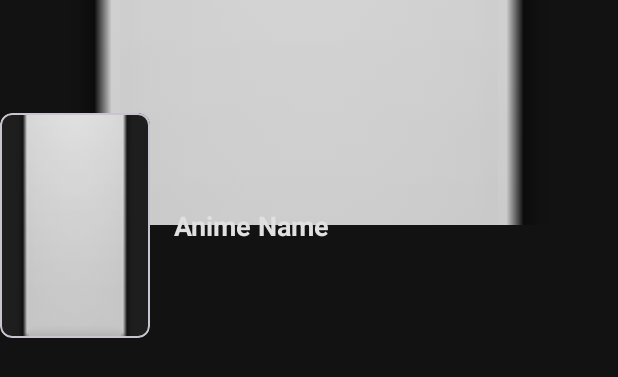
After one commit to Ghost-Reborn/Akira, an Android app: the layout activity_anime_details_layout.xml on its own in the app's theme, with its tools: preview values and no code run, on a phone screen of 412 x 824 dp. The commit adds this screen. Shown: the top 377 px of the screen. Run offline under Robolectric (Android 15) with nearby library versions, the phone set to English and light mode, and no system bars.

Commit message:
Anime Details

```diff
--- a/app/src/main/AndroidManifest.xml
+++ b/app/src/main/AndroidManifest.xml
@@ -2,7 +2,7 @@
 <manifest xmlns:android="http://schemas.android.com/apk/res/android"
     xmlns:tools="http://schemas.android.com/tools">
 
-    <uses-permission android:name="android.permission.INTERNET"/>
+    <uses-permission android:name="android.permission.INTERNET" />
 
     <application
         android:allowBackup="true"
@@ -15,6 +15,9 @@
         android:theme="@style/Theme.Akira"
         tools:targetApi="31">
         <activity
+            android:name=".AnimeDetailsLayout"
+            android:exported="false" />
+        <activity
             android:name=".MainActivity"
             android:exported="true">
             <intent-filter>
--- a/app/src/main/java/com/ghostreborn/akira/MainActivity.java
+++ b/app/src/main/java/com/ghostreborn/akira/MainActivity.java
@@ -10,6 +10,5 @@ public class MainActivity extends AppCompatActivity {
     protected void onCreate(Bundle savedInstanceState) {
         super.onCreate(savedInstanceState);
         setContentView(R.layout.activity_main);
-
     }
 }
--- a/app/src/main/java/com/ghostreborn/akira/allAnime/AllAnimeNetwork.java
+++ b/app/src/main/java/com/ghostreborn/akira/allAnime/AllAnimeNetwork.java
@@ -41,7 +41,7 @@ public class AllAnimeNetwork {
     public static String animeDetails(String id) {
         String variables = "\"showId\":\"" + id + "\"";
         String queryTypes = "$showId:String!";
-        String query = "show(_id:$showId){name,englishName,thumbnail}";
+        String query = "show(_id:$showId){name,englishName,thumbnail,description,banner,relatedShows}";
         return connectAllAnime(variables, queryTypes, query);
     }
 
--- /dev/null
+++ b/app/src/main/res/layout/activity_anime_details_layout.xml
@@ -0,0 +1,62 @@
+<?xml version="1.0" encoding="utf-8"?>
+<androidx.constraintlayout.widget.ConstraintLayout xmlns:android="http://schemas.android.com/apk/res/android"
+    xmlns:app="http://schemas.android.com/apk/res-auto"
+    android:layout_width="match_parent"
+    android:layout_height="match_parent">
+
+    <ImageView
+        android:id="@+id/anime_banner_image_view"
+        android:layout_width="0dp"
+        android:layout_height="150dp"
+        android:contentDescription="@string/anime_banner"
+        android:scaleType="centerCrop"
+        android:src="@android:drawable/btn_default"
+        app:layout_constraintEnd_toEndOf="parent"
+        app:layout_constraintStart_toStartOf="parent"
+        app:layout_constraintTop_toTopOf="parent" />
+
+    <com.google.android.material.card.MaterialCardView
+        android:id="@+id/thumbnailCardView"
+        android:layout_width="100dp"
+        android:layout_height="150dp"
+        android:layout_marginTop="-75dp"
+        app:cardCornerRadius="8dp"
+        app:layout_constraintBottom_toBottomOf="@id/anime_banner_image_view"
+        app:layout_constraintStart_toStartOf="parent"
+        app:layout_constraintTop_toBottomOf="@id/anime_banner_image_view">
+
+        <ImageView
+            android:id="@+id/anime_thumbnail_image_view"
+            android:layout_width="match_parent"
+            android:layout_height="match_parent"
+            android:contentDescription="@string/anime_thumbnail"
+            android:scaleType="centerCrop"
+            android:src="@android:drawable/btn_default" />
+
+    </com.google.android.material.card.MaterialCardView>
+
+    <TextView
+        android:id="@+id/anime_name_text_view"
+        android:layout_width="0dp"
+        android:layout_height="wrap_content"
+        android:layout_marginStart="16dp"
+        android:text="@string/anime_name"
+        android:textSize="18sp"
+        android:textStyle="bold"
+        app:layout_constraintBottom_toBottomOf="@id/thumbnailCardView"
+        app:layout_constraintEnd_toEndOf="parent"
+        app:layout_constraintStart_toEndOf="@id/thumbnailCardView"
+        app:layout_constraintTop_toTopOf="@id/thumbnailCardView" />
+
+    <TextView
+        android:id="@+id/anime_description_text_view"
+        android:layout_width="0dp"
+        android:layout_height="0dp"
+        android:layout_marginTop="16dp"
+        android:text=""
+        app:layout_constraintBottom_toBottomOf="parent"
+        app:layout_constraintEnd_toEndOf="parent"
+        app:layout_constraintStart_toStartOf="parent"
+        app:layout_constraintTop_toBottomOf="@+id/thumbnailCardView" />
+
+</androidx.constraintlayout.widget.ConstraintLayout>
--- a/app/src/main/res/layout/activity_main.xml
+++ b/app/src/main/res/layout/activity_main.xml
@@ -9,7 +9,7 @@
 
     <androidx.fragment.app.FragmentContainerView
         android:id="@+id/fragmentContainerView"
-        android:name="com.ghostreborn.akira.HomeFragment"
+        android:name="com.ghostreborn.akira.fragment.HomeFragment"
         android:layout_width="0dp"
         android:layout_height="0dp"
         app:layout_constraintBottom_toBottomOf="parent"
--- a/app/src/main/res/layout/anime_list_layout.xml
+++ b/app/src/main/res/layout/anime_list_layout.xml
@@ -22,7 +22,7 @@
             android:scaleType="fitCenter" />
 
         <TextView
-            android:id="@+id/animeNameTextView"
+            android:id="@+id/anime_name_text_view"
             android:layout_width="match_parent"
             android:layout_height="wrap_content"
             android:layout_gravity="center_horizontal"
--- a/app/src/main/res/layout/fragment_home.xml
+++ b/app/src/main/res/layout/fragment_home.xml
@@ -4,7 +4,7 @@
     android:layout_width="match_parent"
     android:layout_height="match_parent"
     xmlns:app="http://schemas.android.com/apk/res-auto"
-    tools:context=".HomeFragment">
+    tools:context=".fragment.HomeFragment">
 
     <SearchView
         android:id="@+id/anime_search_view"
--- a/app/src/main/res/values/strings.xml
+++ b/app/src/main/res/values/strings.xml
@@ -2,4 +2,6 @@
     <string name="app_name">Akira</string>
     <string name="anime_image">Anime Image</string>
     <string name="anime_name">Anime Name</string>
+    <string name="anime_thumbnail">Anime Thumbnail</string>
+    <string name="anime_banner">Anime Banner</string>
 </resources>
```
Also changed, not shown: app/src/main/java/com/ghostreborn/akira/AnimeDetailsLayout.java (added, +45 -0 lines), app/src/main/java/com/ghostreborn/akira/adapter/AnimeAdapter.java (+14 -3 lines), app/src/main/java/com/ghostreborn/akira/allAnime/AllAnimeParser.java (+38 -5 lines), app/src/main/java/com/ghostreborn/akira/allAnime/TestApi.java (+56 -42 lines), app/src/main/java/com/ghostreborn/akira/fragment/HomeFragment.java (renamed from app/src/main/java/com/ghostreborn/akira/HomeFragment.java, +4 -3 lines), app/src/main/java/com/ghostreborn/akira/fragment/TestFragment.java (added, +34 -0 lines), app/src/main/java/com/ghostreborn/akira/model/Anime.java (+7 -1 lines), app/src/main/java/com/ghostreborn/akira/model/AnimeDetails.java (added, +45 -0 lines), app/src/main/res/layout/fragment_test.xml (added, +30 -0 lines).
